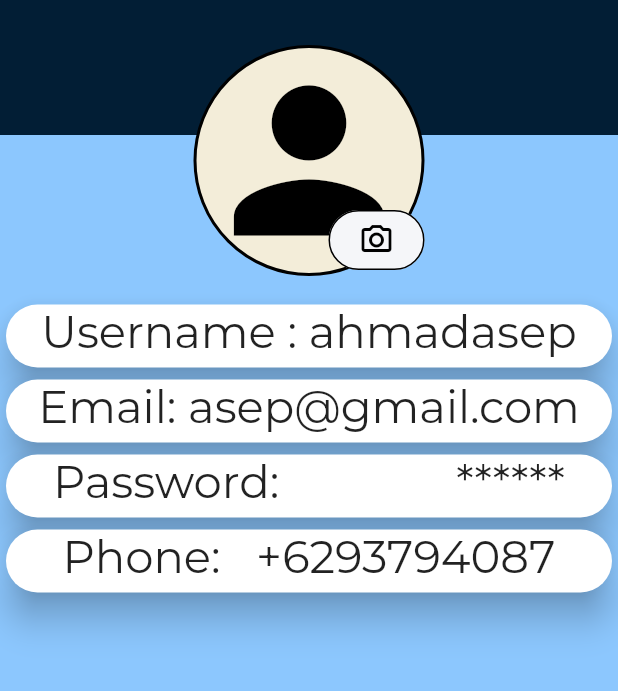
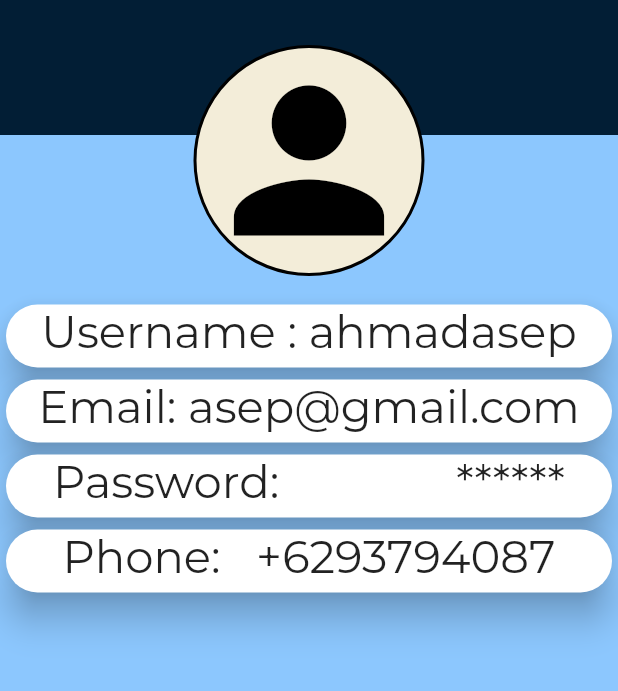
Before and after one commit to mrkhoirul/sipintar, a Flutter app: the ProfilePage screen opened directly, on a phone screen of 412 x 824 dp, the part 75-766 px from its top. Run offline on Flutter 3.47's test engine with Material 2 defaults, Android fonts, the phone set to English and light mode, and no system bars; our stand-ins replace carousel_slider, cloud_firestore, email_validator, firebase_core, flutter_local_notifications, get; accounts and stored records are empty.

Commit message:
Revert "Perubahan dikit pada home.dart dan penambahan icon kamera pada profile.dart"
This reverts commit faf8f65d27a43dfa3ee4e053101c7fb6baaacbf7.

```diff
--- a/lib/home.dart
+++ b/lib/home.dart
@@ -28,6 +28,8 @@
     } else if (widget.username.length <= 20) {
       width = 230.0;
     }
+    // ignore: avoid_print
+    print(width);
   }
 
   Widget homeScreen(context) {
--- a/lib/users/profile.dart
+++ b/lib/users/profile.dart
@@ -68,7 +68,7 @@
                         child: Row(
                           mainAxisAlignment: MainAxisAlignment.center,
                           children: [
-                            Stack(
+                            Row(
                               children: [
                                 Container(
                                   alignment: Alignment.center,
@@ -78,35 +78,13 @@
                                           color: Colors.black,
                                           style: BorderStyle.solid,
                                           width: 2),
-                                      color: const Color.fromARGB(
-                                          255, 243, 237, 217)),
+                                      color:
+                                          const Color.fromARGB(255, 243, 237, 217)),
                                   child: const Icon(
                                     Icons.person,
                                     color: Colors.black,
                                     size: 150,
                                   ),
-                                ),
-                                Positioned(
-                                  right: 0,
-                                  bottom: 0,
-                                  child: TextButton(
-                                      style: TextButton.styleFrom(
-                                        shape: RoundedRectangleBorder(
-                                          borderRadius:
-                                              BorderRadiusDirectional.circular(
-                                                  60),
-                                          side: const BorderSide(
-                                              color: Colors.black),
-                                        ),
-                                        iconColor: Colors.black,
-                                        backgroundColor:
-                                            const Color(0xFFF5F6F9),
-                                      ),
-                                      onPressed: () {
-                                        // _editProfile();
-                                      },
-                                      child: const Icon(
-                                          Icons.camera_alt_outlined)),
                                 ),
                               ],
                             ),
```
